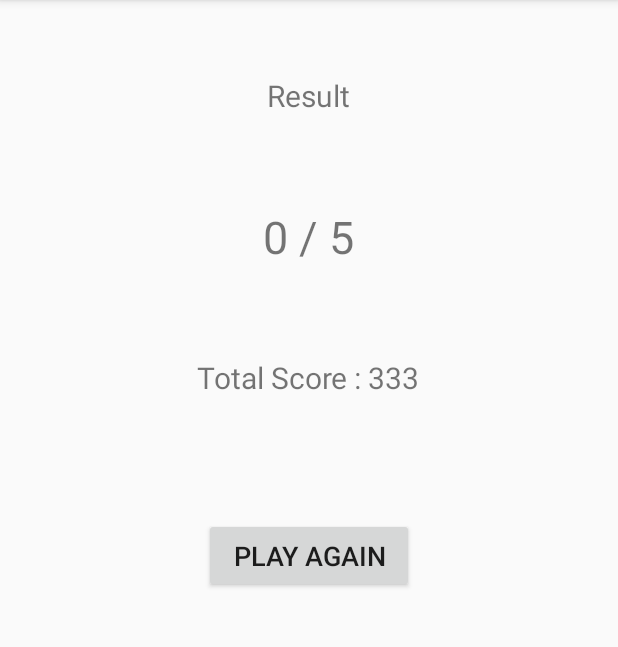
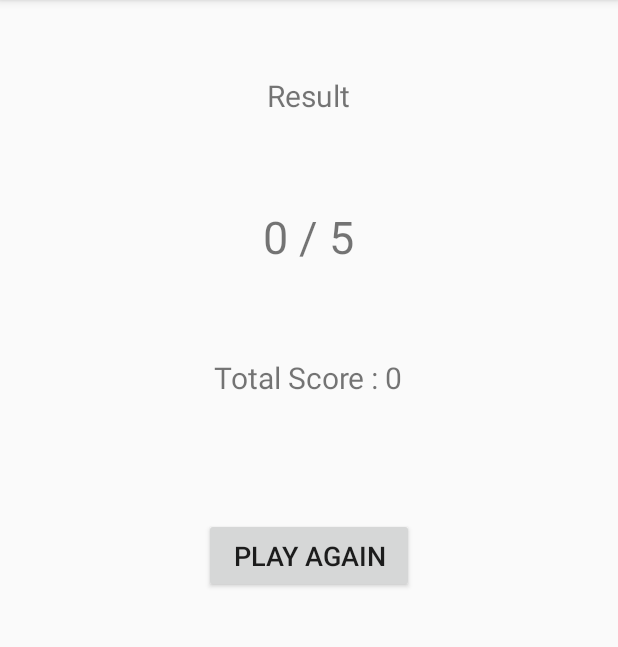
Before and after one commit to ovlasik/FootballQuiz, an Android app: the ResultActivity screen opened directly, with no data from a screen before it, on a phone screen of 412 x 824 dp, the part 84-731 px from its top. Run offline under Robolectric (Android 15) with nearby library versions, the phone set to English and light mode, and no system bars.

Commit message:
Add total score

```diff
--- a/app/src/main/java/com/example/a281664/footballquiz/ResultActivity.java
+++ b/app/src/main/java/com/example/a281664/footballquiz/ResultActivity.java
@@ -1,5 +1,7 @@
 package com.example.a281664.footballquiz;
 
+import android.content.Context;
+import android.content.SharedPreferences;
 import android.support.v7.app.AppCompatActivity;
 import android.os.Bundle;
 import android.widget.TextView;
@@ -12,9 +14,20 @@
         setContentView(R.layout.activity_result);
 
         TextView resultLabel = (TextView) findViewById(R.id.resultLabel);
-        TextView totalLabel = (TextView) findViewById(R.id.totalScoreLabel);
+        TextView totalScoreLabel = (TextView) findViewById(R.id.totalScoreLabel);
 
         int score = getIntent().getIntExtra("RIGHT_ANSWER_COUNT", 0);
+
+        SharedPreferences settings = getSharedPreferences("quizApp", Context.MODE_PRIVATE);
+        int totalScore = settings.getInt("totalScore",0);
+        totalScore = totalScore + score;
+
         resultLabel.setText(score + " / 5");
+        totalScoreLabel.setText("Total Score : " + totalScore);
+
+        //update total score
+        SharedPreferences.Editor editor = settings.edit();
+        editor.putInt("totalScore", totalScore);
+        editor.commit();
     }
 }
```
